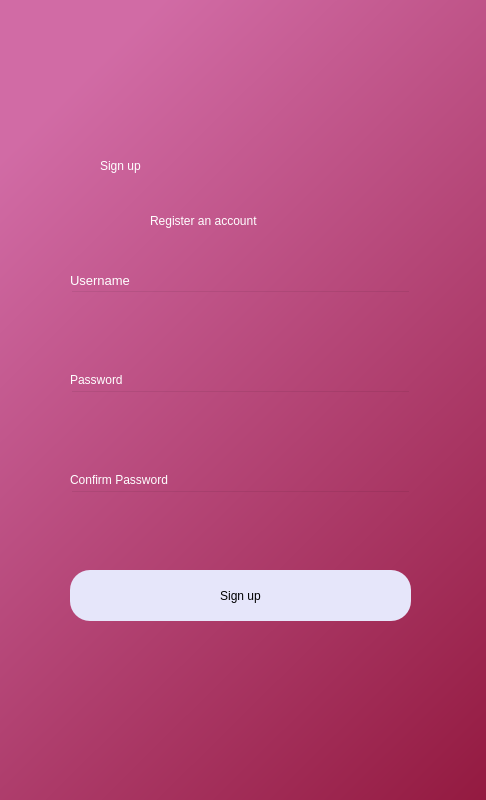
This is createacc.ui in AnshulS853/Coursework_Prototype as Qt 5 draws it before an edit. The edited form follows.
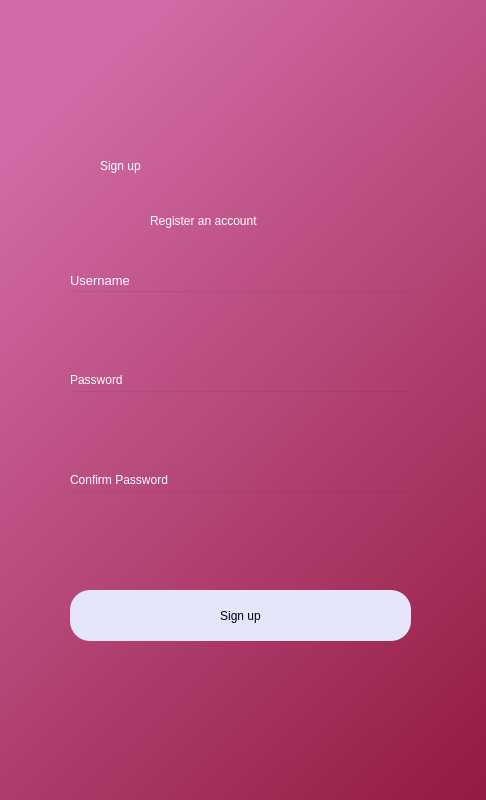
This is the edited form.

The edit to the form file:
```diff
--- a/createacc.ui
+++ b/createacc.ui
@@ -74,7 +74,7 @@
     <property name="geometry">
      <rect>
       <x>70</x>
-      <y>570</y>
+      <y>590</y>
       <width>341</width>
       <height>51</height>
      </rect>
@@ -163,7 +163,7 @@
       <x>70</x>
       <y>540</y>
       <width>341</width>
-      <height>20</height>
+      <height>31</height>
      </rect>
     </property>
     <property name="styleSheet">
```
